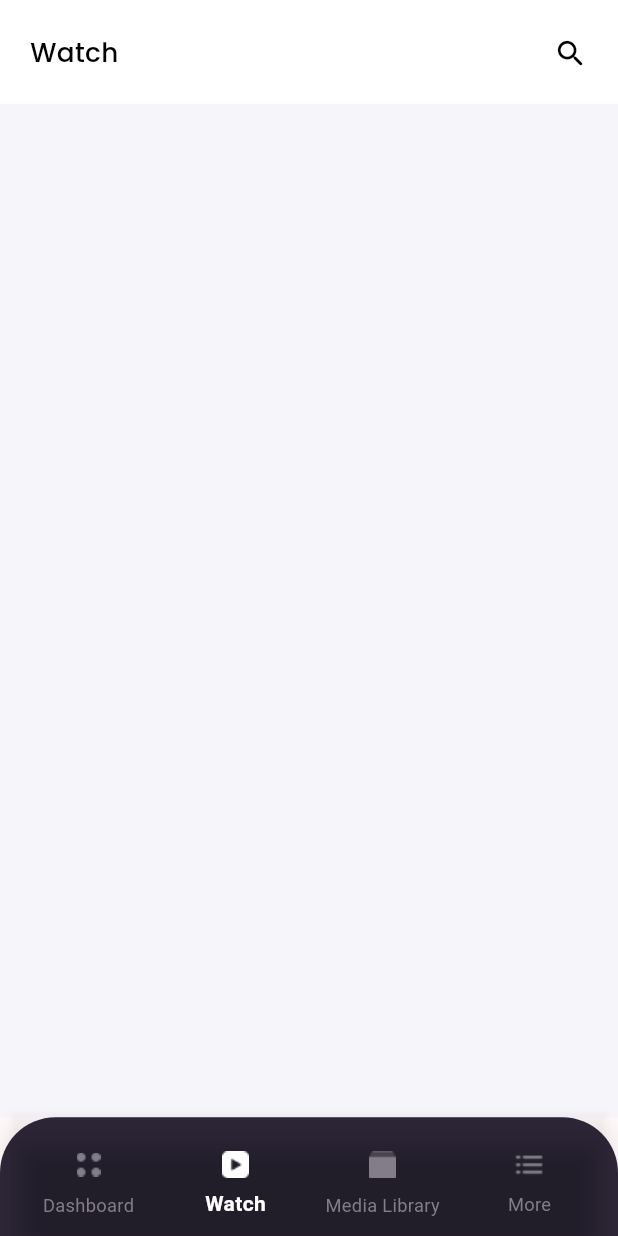
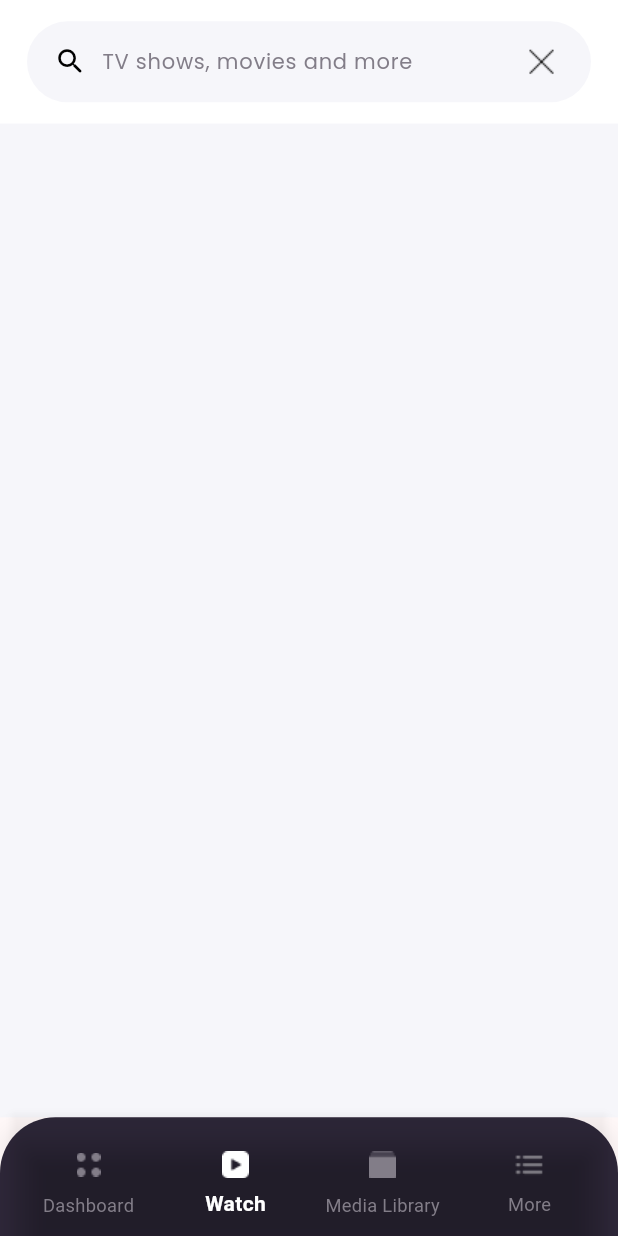
Before and after one commit to codex7Teen/tentwentyflix_flutter_app, a Flutter app: the screen it shows after launch, on a phone screen of 412 x 824 dp. Run offline on Flutter 3.47's test engine with Material 3 defaults, Android fonts, the phone set to English and light mode, and no system bars; our stand-ins replace google_fonts.

Commit message:
searchbar completed

```diff
--- a/lib/core/main_bottom_navigation/main_bottom_navigation.dart
+++ b/lib/core/main_bottom_navigation/main_bottom_navigation.dart
@@ -2,6 +2,7 @@ import 'package:flutter/material.dart';
 import 'package:google_fonts/google_fonts.dart';
 import 'package:tentwentyflix/core/config/app_colors.dart';
 import 'package:tentwentyflix/features/home/presentation/home_screen.dart';
+import 'package:tentwentyflix/features/search/presentation/screens/search_screen.dart';
 
 class MainBottomNavigation extends StatelessWidget {
   MainBottomNavigation({super.key});
@@ -12,7 +13,7 @@ class MainBottomNavigation extends StatelessWidget {
     // log("SCREEN HEIGHT: ${screenHeight.toString()}");
     return Scaffold(
       // Main screen content
-      body: ScreenHome(),
+      body: ScreenSearch(),
       bottomNavigationBar: Container(
         height:
             screenHeight > 500 ? screenHeight * 0.096 : screenHeight * 0.195,
--- a/lib/features/search/presentation/screens/search_screen.dart
+++ b/lib/features/search/presentation/screens/search_screen.dart
@@ -0,0 +1,89 @@
+import 'dart:developer';
+
+import 'package:flutter/material.dart';
+import 'package:flutter/services.dart';
+import 'package:google_fonts/google_fonts.dart';
+import 'package:tentwentyflix/core/config/app_colors.dart';
+
+class ScreenSearch extends StatelessWidget {
+  const ScreenSearch({super.key});
+
+  @override
+  Widget build(BuildContext context) {
+    final screenHeight = MediaQuery.sizeOf(context).height;
+    log("SCREEN HEIGHT: ${screenHeight.toString()}");
+
+    //! S T A T U S - B A R
+    SystemChrome.setSystemUIOverlayStyle(
+      const SystemUiOverlayStyle(
+        statusBarColor: AppColors.whiteColor, // Set status bar background color
+        statusBarIconBrightness: Brightness.dark, // Dark icons
+      ),
+    );
+
+    //! S C A F F O L D
+    return Scaffold(
+      backgroundColor: AppColors.whiteColor2,
+
+      //! A P P - B A R
+      appBar: PreferredSize(
+        preferredSize: Size.fromHeight(
+          screenHeight > 500 ? screenHeight * 0.1 : screenHeight * 0.17,
+        ),
+        child: SafeArea(
+          child: AppBar(
+            backgroundColor: AppColors.whiteColor,
+            elevation: 0,
+            //! S E A R C H - B A R
+            flexibleSpace: Center(
+              child: Padding(
+                padding: const EdgeInsets.symmetric(horizontal: 18),
+                child: Container(
+                  height: 54,
+                  padding: const EdgeInsets.symmetric(
+                    horizontal: 18,
+                  ), // Inner padding
+                  decoration: BoxDecoration(
+                    color: AppColors.whiteColor2,
+                    borderRadius: BorderRadius.circular(30),
+                  ),
+                  child: Row(
+                    children: [
+                      const Icon(
+                        Icons.search_rounded,
+                        color: AppColors.blackColor,
+                        size: 22,
+                      ),
+                      const SizedBox(width: 10),
+                      Expanded(
+                        child: TextFormField(
+                          decoration: InputDecoration(
+                            hintText: "TV shows, movies and more",
+                            border: InputBorder.none,
+                            hintStyle: GoogleFonts.poppins(
+                              fontSize: 14,
+                              color: AppColors.darkGreyThemeColor,
+                            ),
+                          ),
+                        ),
+                      ),
+                      GestureDetector(
+                        onTap: () {
+                          // Handle close action
+                        },
+                        child: Image.asset(
+                          'assets/icons/close_icon.png',
+                          color: AppColors.blackColor,
+                        ),
+                      ),
+                    ],
+                  ),
+                ),
+              ),
+            ),
+          ),
+        ),
+      ),
+    );
+  }
+}
```
Also changed, not shown: assets/icons/close_icon.png (added).
